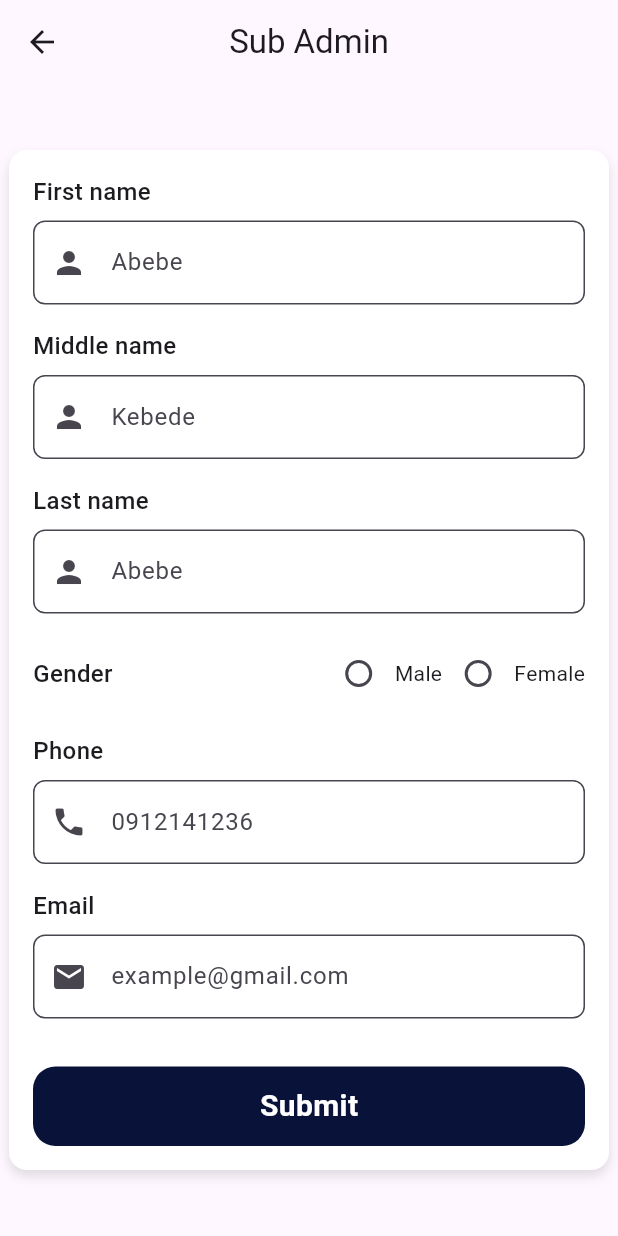
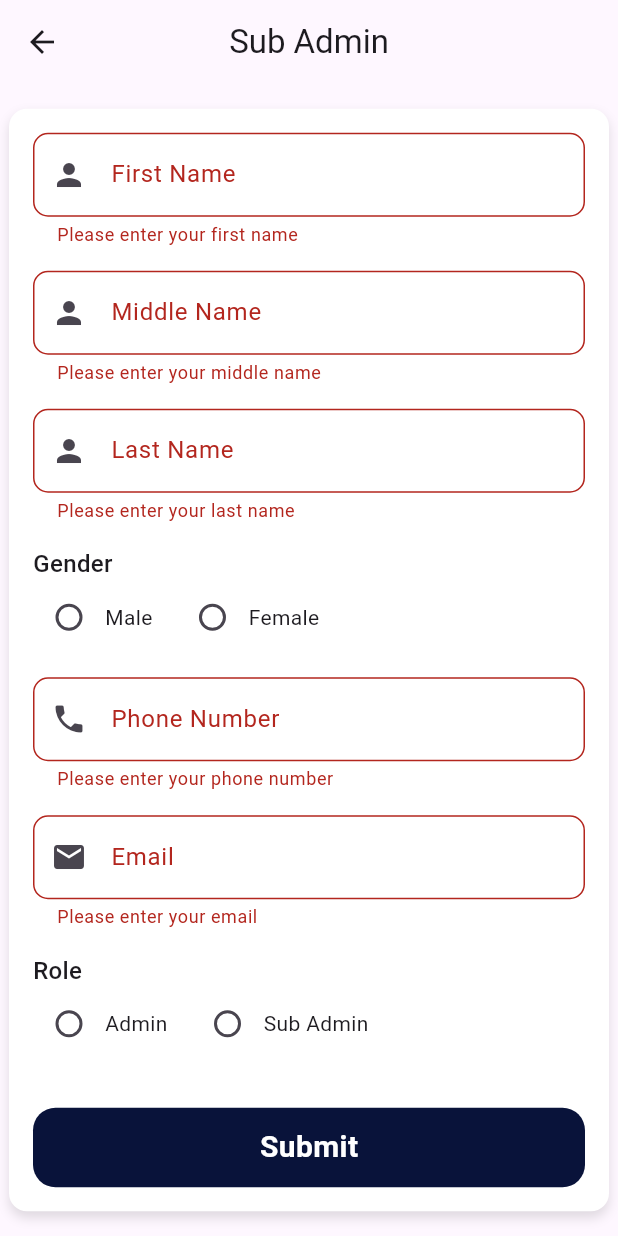
Before and after one commit to Agape-Project/agape, a Flutter app: the SubAdminForm screen opened directly, after a tap on "Submit", on a phone screen of 412 x 824 dp. Run offline on Flutter 3.47's test engine with Material 3 defaults, Android fonts, the phone set to English and light mode, and no system bars; our stand-ins replace fl_chart, flutter_riverpod, loading_animation_widget, pin_code_fields; missing offline and left inert: animated_snack_bar.

Commit message:
form screen

```diff
--- a/lib/admin/screens/form_screen.dart
+++ b/lib/admin/screens/form_screen.dart
@@ -1,7 +1,13 @@
+import 'package:agape/admin/screens/statics_screens.dart';
 import 'package:agape/auth/controllers/auth_controller.dart';
+import 'package:agape/widgets/CustomTextFormField.dart';
 import 'package:agape/widgets/button.dart';
+import 'package:agape/widgets/snackbar.dart';
+import 'package:animated_snack_bar/animated_snack_bar.dart';
 import 'package:flutter/material.dart';
 import 'package:flutter_riverpod/flutter_riverpod.dart';
+
+import '../../widgets/loading_animation_widget.dart';
 
 class SubAdminForm extends ConsumerStatefulWidget {
   @override
@@ -17,28 +23,58 @@ class _SubAdminFormState extends ConsumerState<SubAdminForm> {
   final _phone = TextEditingController();
 
   String? _selectedGender;
+  String? _selectedRole;
+  bool _isLoading = false;
 
-  @override
-  void dispose() {
-    _firstName.dispose();
-    _middeleName.dispose();
-    _lastName.dispose();
-    _email.dispose();
-    _phone.dispose();
-    super.dispose();
+  void register() async {
+    if (_formKey.currentState!.validate()) {
+      setState(() {
+        _isLoading = true;
+      });
+
+      final firstName = _firstName.text.trim();
+      final middleName = _middeleName.text.trim();
+      final lastName = _lastName.text.trim();
+      final email = _email.text.trim();
+      final phone = _phone.text.trim();
+      final gender = _selectedGender;
+      final role = _selectedRole;
+
+      try {
+        await ref.read(authControllerProvider).register(
+            firstName, middleName, lastName, email, phone, gender, role);
+
+        setState(() {
+          _isLoading = false;
+          _formKey.currentState!.reset();
+          _firstName.clear();
+          _middeleName.clear();
+          _lastName.clear();
+          _email.clear();
+          _phone.clear();
+          _selectedGender = null;
+          _selectedRole = null;
+        });
+
+        showCustomSnackBar(
+          context,
+          title: 'Success',
+          message: 'Registered successfully and Verification email sent',
+          type: AnimatedSnackBarType.success,
+        );
+      } catch (e) {
+        setState(() {
+          _isLoading = false;
+        });
+
+        showCustomSnackBar(
+          context,
+          title: 'Error',
+          message: e.toString(),
+          type: AnimatedSnackBarType.error,
+        );
       }
-
-  void register() {
-    // if (_formKey.currentState!.validate()) {
-    //   ref.read(authControllerProvider).register(
-    //         "firstName": _firstName.text,
-    //        "middleName": _middeleName.text,
-    //         "lastName": _lastName.text,
-    //        "email": _email.text,
-    //         "phone": _phone.text,
-    //         "gender": _selectedGender,
-    //       );
-    // }
+    }
   }
 
   @override
@@ -54,7 +90,9 @@ class _SubAdminFormState extends ConsumerState<SubAdminForm> {
           },
         ),
       ),
-      body: Center(
+      body: Stack(
+        children: [
+          Center(
             child: SingleChildScrollView(
               child: ConstrainedBox(
                 constraints: const BoxConstraints(maxWidth: 400),
@@ -77,11 +115,11 @@ class _SubAdminFormState extends ConsumerState<SubAdminForm> {
                       crossAxisAlignment: CrossAxisAlignment.stretch,
                       children: [
                         // First Name
-                    _buildTextFormField(
+                        CustomTextFormField(
                           controller: _firstName,
-                      label: "First name",
-                      hintText: "Abebe",
-                      icon: Icons.person,
+                          keyboardType: TextInputType.text,
+                          labelText: 'First Name',
+                          prefixIcon: Icons.person,
                           validator: (value) {
                             if (value == null || value.isEmpty) {
                               return 'Please enter your first name';
@@ -92,11 +130,11 @@ class _SubAdminFormState extends ConsumerState<SubAdminForm> {
                         const SizedBox(height: 16),
 
                         // Middle Name
-                    _buildTextFormField(
+                        CustomTextFormField(
                           controller: _middeleName,
-                      label: "Middle name",
-                      hintText: "Kebede",
-                      icon: Icons.person,
+                          keyboardType: TextInputType.text,
+                          labelText: "Middle Name",
+                          prefixIcon: Icons.person,
                           validator: (value) {
                             if (value == null || value.isEmpty) {
                               return 'Please enter your middle name';
@@ -107,11 +145,11 @@ class _SubAdminFormState extends ConsumerState<SubAdminForm> {
                         const SizedBox(height: 16),
 
                         // Last Name
-                    _buildTextFormField(
+                        CustomTextFormField(
                           controller: _lastName,
-                      label: "Last name",
-                      hintText: "Abebe",
-                      icon: Icons.person,
+                          keyboardType: TextInputType.text,
+                          labelText: "Last Name",
+                          prefixIcon: Icons.person,
                           validator: (value) {
                             if (value == null || value.isEmpty) {
                               return 'Please enter your last name';
@@ -122,8 +160,8 @@ class _SubAdminFormState extends ConsumerState<SubAdminForm> {
                         const SizedBox(height: 16),
 
                         // Gender
-                    Row(
-                      mainAxisAlignment: MainAxisAlignment.spaceBetween,
+                        Column(
+                          crossAxisAlignment: CrossAxisAlignment.start,
                           children: [
                             const Text(
                               "Gender",
@@ -135,7 +173,7 @@ class _SubAdminFormState extends ConsumerState<SubAdminForm> {
                                 Row(
                                   children: [
                                     Radio<String>(
-                                  value: "Male",
+                                      value: "male",
                                       groupValue: _selectedGender,
                                       onChanged: (value) {
                                         setState(() {
@@ -146,10 +184,11 @@ class _SubAdminFormState extends ConsumerState<SubAdminForm> {
                                     const Text("Male"),
                                   ],
                                 ),
+                                const SizedBox(width: 16),
                                 Row(
                                   children: [
                                     Radio<String>(
-                                  value: "Female",
+                                      value: "female",
                                       groupValue: _selectedGender,
                                       onChanged: (value) {
                                         setState(() {
@@ -167,12 +206,11 @@ class _SubAdminFormState extends ConsumerState<SubAdminForm> {
                         const SizedBox(height: 16),
 
                         // Phone Number
-                    _buildTextFormField(
+                        CustomTextFormField(
                           controller: _phone,
-                      label: "Phone",
-                      hintText: "0912141236",
-                      icon: Icons.phone,
                           keyboardType: TextInputType.phone,
+                          labelText: "Phone Number",
+                          prefixIcon: Icons.phone,
                           validator: (value) {
                             if (value == null || value.isEmpty) {
                               return 'Please enter your phone number';
@@ -183,21 +221,65 @@ class _SubAdminFormState extends ConsumerState<SubAdminForm> {
                         const SizedBox(height: 16),
 
                         // Email
-                    _buildTextFormField(
+                        CustomTextFormField(
                           controller: _email,
-                      label: "Email",
-                      hintText: "example@gmail.com",
-                      icon: Icons.email,
+                          labelText: "Email",
+                          prefixIcon: Icons.email,
                           keyboardType: TextInputType.emailAddress,
                           validator: (value) {
                             if (value == null || value.isEmpty) {
                               return 'Please enter your email';
                             }
-                        if (!RegExp(r'^[^@]+@[^@]+\.[^@]+').hasMatch(value)) {
+                            if (!RegExp(r'^[^@]+@[^@]+\.[^@]+')
+                                .hasMatch(value)) {
                               return 'Please enter a valid email';
                             }
                             return null;
                           },
+                        ),
+                        const SizedBox(height: 16),
+                        Column(
+                          crossAxisAlignment: CrossAxisAlignment.start,
+                          children: [
+                            const Text(
+                              "Role",
+                              style: TextStyle(
+                                  fontSize: 16, fontWeight: FontWeight.w500),
+                            ),
+                            Row(
+                              children: [
+                                Row(
+                                  children: [
+                                    Radio<String>(
+                                      value: "admin",
+                                      groupValue: _selectedRole,
+                                      onChanged: (value) {
+                                        setState(() {
+                                          _selectedRole = value;
+                                        });
+                                      },
+                                    ),
+                                    const Text("Admin"),
+                                  ],
+                                ),
+                                const SizedBox(width: 16),
+                                Row(
+                                  children: [
+                                    Radio<String>(
+                                      value: "female",
+                                      groupValue: _selectedRole,
+                                      onChanged: (value) {
+                                        setState(() {
+                                          _selectedRole = value;
+                                        });
+                                      },
+                                    ),
+                                    const Text("Sub Admin"),
+                                  ],
+                                ),
+                              ],
+                            ),
+                          ],
                         ),
                         const SizedBox(height: 32),
 
@@ -209,40 +291,15 @@ class _SubAdminFormState extends ConsumerState<SubAdminForm> {
               ),
             ),
           ),
-    );
-  }
-
-  Widget _buildTextFormField({
-    required TextEditingController controller,
-    required String label,
-    required String hintText,
-    required IconData icon,
-    TextInputType keyboardType = TextInputType.text,
-    String? Function(String?)? validator,
-  }) {
-    return Column(
-      crossAxisAlignment: CrossAxisAlignment.start,
-      children: [
-        Text(
-          label,
-          style: const TextStyle(fontSize: 16, fontWeight: FontWeight.w500),
-        ),
-        const SizedBox(height: 8),
-        TextFormField(
-          controller: controller,
-          keyboardType: keyboardType,
-          validator: validator,
-          decoration: InputDecoration(
-            hintText: hintText,
-            prefixIcon: Icon(icon),
-            border: OutlineInputBorder(
-              borderRadius: BorderRadius.circular(8),
-            ),
-            filled: true,
-            fillColor: Colors.white,
+          if (_isLoading)
+            Container(
+              color: Colors.black.withOpacity(0.5),
+              child: Center(
+                child: LoadingIndicatorWidget(),
               ),
             ),
         ],
+      ),
     );
   }
 }
```
Lines whose indentation alone changed are shown as unchanged.
